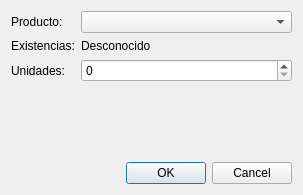
First picture: the form in egresoform.ui, repository ups-uio-cc-poo-p63/ApiAlesTabern-licoreria, before the edit.
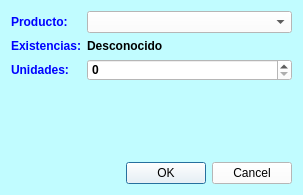
Second picture: the form after the edit.

The edit to the form file:
```diff
--- a/egresoform.ui
+++ b/egresoform.ui
@@ -13,19 +13,49 @@
   <property name="windowTitle">
    <string>Form</string>
   </property>
+  <property name="styleSheet">
+   <string notr="true">background-color: rgb(193, 252, 255);</string>
+  </property>
   <layout class="QGridLayout" name="gridLayout">
    <item row="2" column="0">
     <widget class="QLabel" name="label_3">
+     <property name="font">
+      <font>
+       <bold>true</bold>
+      </font>
+     </property>
+     <property name="styleSheet">
+      <string notr="true">
+color: rgb(0, 0, 255);</string>
+     </property>
      <property name="text">
       <string>Unidades:</string>
      </property>
     </widget>
    </item>
    <item row="2" column="1">
-    <widget class="QSpinBox" name="spnUnidades"/>
+    <widget class="QSpinBox" name="spnUnidades">
+     <property name="font">
+      <font>
+       <bold>true</bold>
+      </font>
+     </property>
+     <property name="styleSheet">
+      <string notr="true">color: rgb(0, 0, 0);
+background-color: rgb(255, 255, 255);</string>
+     </property>
+    </widget>
    </item>
    <item row="1" column="1">
     <widget class="QLabel" name="lblExistencias">
+     <property name="font">
+      <font>
+       <bold>true</bold>
+      </font>
+     </property>
+     <property name="styleSheet">
+      <string notr="true">color: rgb(0, 0, 0);</string>
+     </property>
      <property name="text">
       <string>Desconocido</string>
      </property>
@@ -33,6 +63,15 @@
    </item>
    <item row="4" column="1">
     <widget class="QDialogButtonBox" name="buttonBox">
+     <property name="font">
+      <font>
+       <bold>true</bold>
+      </font>
+     </property>
+     <property name="styleSheet">
+      <string notr="true">color: rgb(0, 0, 0);
+background-color: rgb(255, 255, 255);</string>
+     </property>
      <property name="standardButtons">
       <set>QDialogButtonBox::Cancel|QDialogButtonBox::Ok</set>
      </property>
@@ -40,6 +79,15 @@
    </item>
    <item row="0" column="0">
     <widget class="QLabel" name="label">
+     <property name="font">
+      <font>
+       <bold>true</bold>
+      </font>
+     </property>
+     <property name="styleSheet">
+      <string notr="true">
+color: rgb(0, 0, 255);</string>
+     </property>
      <property name="text">
       <string>Producto:</string>
      </property>
@@ -47,13 +95,32 @@
    </item>
    <item row="1" column="0">
     <widget class="QLabel" name="label_2">
+     <property name="font">
+      <font>
+       <bold>true</bold>
+      </font>
+     </property>
+     <property name="styleSheet">
+      <string notr="true">
+color: rgb(0, 0, 255);</string>
+     </property>
      <property name="text">
       <string>Existencias:</string>
      </property>
     </widget>
    </item>
    <item row="0" column="1">
-    <widget class="QComboBox" name="cmbProductos"/>
+    <widget class="QComboBox" name="cmbProductos">
+     <property name="font">
+      <font>
+       <bold>true</bold>
+      </font>
+     </property>
+     <property name="styleSheet">
+      <string notr="true">color: rgb(0, 0, 0);
+background-color: rgb(255, 255, 255);</string>
+     </property>
+    </widget>
    </item>
    <item row="3" column="1">
     <spacer name="verticalSpacer">
```
